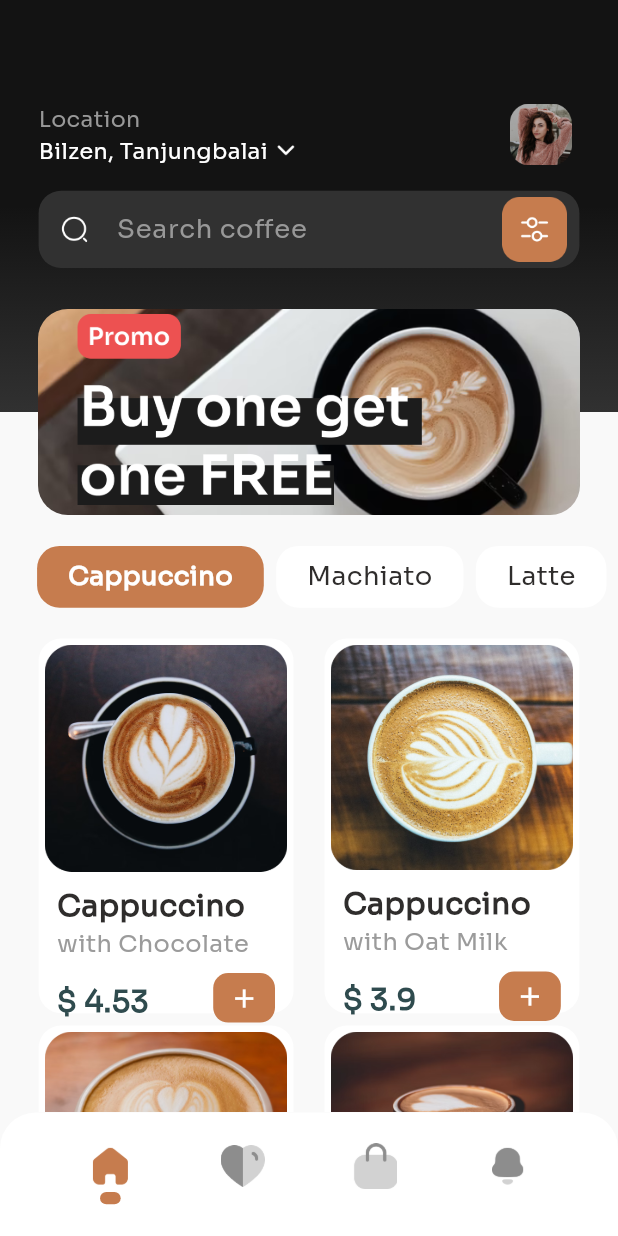
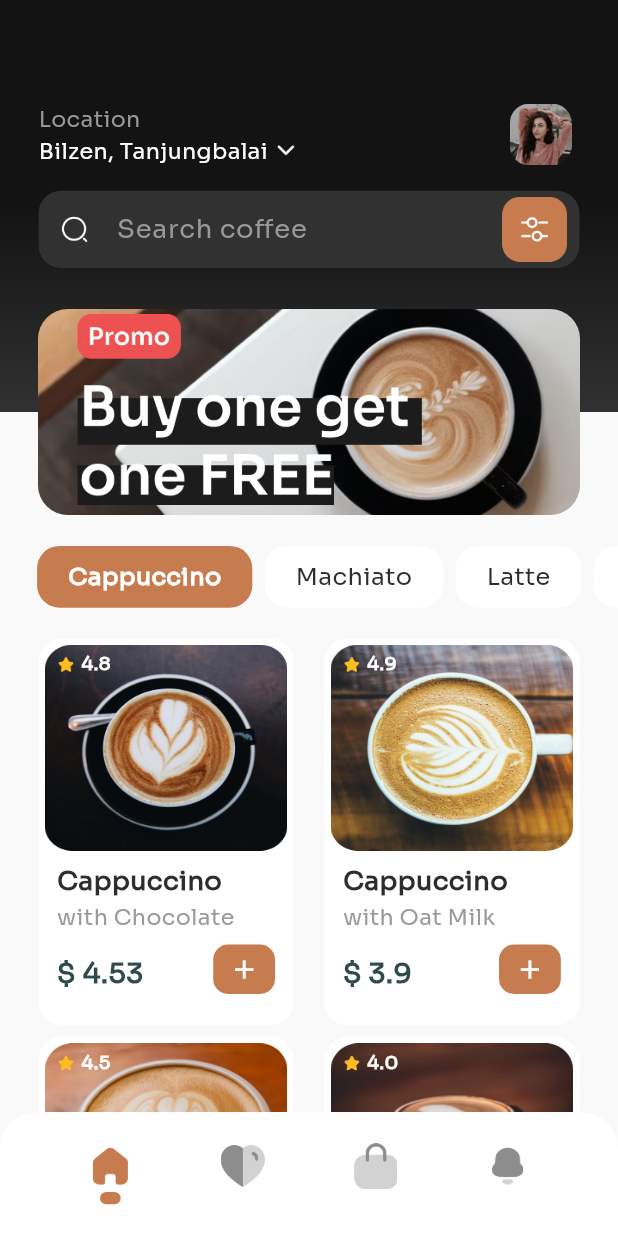
Before and after one commit to MrSaim777/coffee_shop, a Flutter app: the screen it shows after launch, on a phone screen of 412 x 824 dp. Run offline on Flutter 3.47's test engine with Material 3 defaults, Android fonts, the phone set to English and light mode, and no system bars; our stand-ins replace flutter_svg, get, readmore.

```diff
--- a/lib/common/constants/colors.dart
+++ b/lib/common/constants/colors.dart
@@ -13,4 +13,10 @@ class AppColors {
   static const Color buttonColor = Color.fromRGBO(198, 124, 78, 1);
   static const Color searchHintColor = Color.fromRGBO(152, 152, 152, 1);
   static const Color bottomBarColor = Color.fromRGBO(228, 228, 228, 0.25);
+  static const Color allRatingColor = Color.fromRGBO(128, 128, 128, 1);
+  static const Color dividerColor = Color.fromRGBO(234, 234, 234, 1);
+  static const Color priceContainerBorderColor =
+      Color.fromRGBO(222, 222, 222, 1);
+  static const Color priceContainerSelectedColor =
+      Color.fromRGBO(255, 245, 238, 1);
 }
--- a/lib/common/constants/icons.dart
+++ b/lib/common/constants/icons.dart
@@ -6,10 +6,10 @@ class AssetIcons {
   static const String home = "assets/icons/Home.png";
   static const String notification = "assets/icons/Notification.png";
   static const String search = "assets/icons/search.png";
-  // static const String = "assets/icons/.png";
-  // static const String = "assets/icons/.png";
-  // static const String = "assets/icons/.png";
-  // static const String = "assets/icons/.png";
+  static const String arrowLeft = "assets/icons/arrow_left.png";
+  static const String star = "assets/icons/star.png";
+  static const String mask = "assets/icons/mask.png";
+  static const String bean = "assets/icons/bean.png";
   // static const String = "assets/icons/.png";
   // static const String = "assets/icons/.png";
   // static const String = "assets/icons/.png";
@@ -35,3 +35,7 @@ class AssetIcons {
   // static const String = "assets/icons/.png";
   // static const String = "assets/icons/.png";
 }
+
+class AssetSvg {
+  static const String heart = "assets/svgs/Heart.svg";
+}
--- a/lib/config/routes/routes.dart
+++ b/lib/config/routes/routes.dart
@@ -1,6 +1,6 @@
 class AppRoutes {
   static const String defaultRoute = '/';
-  static const String homeScreen = 'home';
-  static const String detailScreen = 'detail';
-  static const String orderScreen = 'order';
+  static const String home = 'home';
+  static const String detail = 'detail';
+  static const String order = 'order';
 }
--- a/lib/config/routes/routes_generator.dart
+++ b/lib/config/routes/routes_generator.dart
@@ -1,20 +1,41 @@
 import 'package:coffee_shop/common/utils/app_text_style.dart';
 import 'package:coffee_shop/config/routes/routes.dart';
+import 'package:coffee_shop/data/models/coffee.dart';
 import 'package:coffee_shop/features/bottom_navigation/widgets/bottom_nav.dart';
+import 'package:coffee_shop/features/coffee_detail/screen/detail_screen.dart';
 import 'package:coffee_shop/features/coffee_home/screen/home_screen.dart';
 import 'package:flutter/cupertino.dart';
 import 'package:flutter/material.dart';
 
 class RouteGenerator {
-  static Route<dynamic>? generateRoute(RouteSettings settings) {
+  static Route<dynamic> onGenerateRoute(RouteSettings settings) {
     switch (settings.name) {
       case AppRoutes.defaultRoute:
         return CupertinoPageRoute(builder: (context) => const AppBottomNav());
-      case AppRoutes.homeScreen:
+      case AppRoutes.home:
         return CupertinoPageRoute(
           builder: (context) => const HomeScreen(),
         );
-
+      case AppRoutes.detail:
+        final Coffee coffee = settings.arguments as Coffee;
+        return CupertinoPageRoute(
+          builder: (context) => CoffeeDetailScreen(coffee: coffee),
+        );
+      // case verification:
+      //   final Map args = settings.arguments as Map;
+      //   return MaterialPageRoute(
+      //     builder: (context) => VerificationPage(
+      //       smsCodeId: args['smsCodeId'],
+      //       phoneNumber: args['phoneNumber'],
+      //     ),
+      //   );
+      // case userInfo:
+      //   final String? profileImageUrl = settings.arguments as String?;
+      //   return MaterialPageRoute(
+      //     builder: (context) => UserInfoPage(
+      //       profileImageUrl: profileImageUrl,
+      //     ),
+      //   );
       default:
         return _errorRoute();
     }
--- a/lib/data/coffees_list.dart
+++ b/lib/data/coffees_list.dart
@@ -47,7 +47,7 @@ List<Coffee> listOfCoffees = [
       type: CoffeeType.Cappuccino,
       flavor: CoffeeFlavor.Chocolate,
       size: CoffeeSize.Medium,
-      price: 4.53,
+      price: 3.87,
       rating: 4.0,
       allRatings: 123),
 ];
--- a/lib/features/coffee_home/screen/home_screen.dart
+++ b/lib/features/coffee_home/screen/home_screen.dart
@@ -2,6 +2,7 @@ import 'package:coffee_shop/common/constants/colors.dart';
 import 'package:coffee_shop/common/constants/icons.dart';
 import 'package:coffee_shop/common/constants/images.dart';
 import 'package:coffee_shop/common/utils/app_text_style.dart';
+import 'package:coffee_shop/config/routes/routes.dart';
 import 'package:coffee_shop/data/coffees_list.dart';
 import 'package:coffee_shop/features/coffee_home/controller/home_controller.dart';
 import 'package:flutter/material.dart';
@@ -20,7 +21,8 @@ class HomeScreen extends StatelessWidget {
             buildHomeStack(context),
             SizedBox(height: context.height / 12),
             buildCoffeeTypeList(context, controller),
-            buildGridView(context, controller)
+            buildGridView(context, controller),
+            SizedBox(height: context.height / 50),
           ],
         ),
       ),
@@ -36,11 +38,14 @@ class HomeScreen extends StatelessWidget {
       gridDelegate: SliverGridDelegateWithFixedCrossAxisCount(
           crossAxisCount: 2,
           crossAxisSpacing: context.width / 20,
-          mainAxisExtent: context.height / 3.3,
+          mainAxisExtent: context.height / 3.2,
           mainAxisSpacing: context.width / 50),
       itemBuilder: (context, index) {
         var list = listOfCoffees[index];
-        return Container(
+        return InkWell(
+          onTap: () =>
+              Navigator.pushNamed(context, AppRoutes.detail, arguments: list),
+          child: Container(
             padding: EdgeInsets.all(context.width / 100),
             decoration: BoxDecoration(
                 color: AppColors.whiteColor,
@@ -48,7 +53,38 @@ class HomeScreen extends StatelessWidget {
             child: Column(
               crossAxisAlignment: CrossAxisAlignment.start,
               children: [
-              Image.asset(list.image),
+                Stack(
+                  children: [
+                    SizedBox(
+                        height: context.height / 6,
+                        width: double.infinity,
+                        child: Hero(
+                          tag: 'image',
+                          child: Image.asset(
+                            list.image,
+                            fit: BoxFit.fill,
+                          ),
+                        )),
+                    Positioned(
+                      left: context.width / 50,
+                      top: context.height / 200,
+                      child: Row(
+                        children: [
+                          Image.asset(AssetIcons.star,
+                              width: context.width / 35),
+                          SizedBox(width: context.width / 100),
+                          Text(
+                            list.rating.toString(),
+                            style: appTextStyle(
+                                fontSize: 0.02,
+                                fontWeight: FontWeight.bold,
+                                textColor: AppColors.whiteColor),
+                          ),
+                        ],
+                      ),
+                    ),
+                  ],
+                ),
                 Padding(
                   padding: EdgeInsets.symmetric(
                       horizontal: context.width / 50,
@@ -59,14 +95,13 @@ class HomeScreen extends StatelessWidget {
                       Text(
                         list.name,
                         style: appTextStyle(
-                          fontSize: 0.032,
+                            fontSize: 0.028,
                             fontWeight: FontWeight.bold,
                             textColor: AppColors.blackColor),
                       ),
                       Text(
                         'with ${controller.flavor(list.flavor)}',
                         style: appTextStyle(
-                          fontSize: 0.026,
                             textColor: AppColors.coffeeFlavorColor),
                       ),
                       SizedBox(height: context.height / 100),
@@ -77,7 +112,7 @@ class HomeScreen extends StatelessWidget {
                           Text(
                             '\$ ${list.price}',
                             style: appTextStyle(
-                              fontSize: 0.032,
+                                fontSize: 0.03,
                                 fontWeight: FontWeight.bold,
                                 textColor: AppColors.coffeePriceColor),
                           ),
@@ -100,6 +135,7 @@ class HomeScreen extends StatelessWidget {
                   ),
                 ),
               ],
+            ),
           ),
         );
       },
@@ -136,7 +172,7 @@ class HomeScreen extends StatelessWidget {
                     child: Text(
                       list,
                       style: appTextStyle(
-                          fontSize: 0.028,
+                          fontSize: 0.026,
                           textColor: controller.selectedListType.value != index
                               ? AppColors.blackColor
                               : AppColors.whiteColor,
--- a/lib/main.dart
+++ b/lib/main.dart
@@ -1,7 +1,6 @@
 import 'package:coffee_shop/common/constants/colors.dart';
 import 'package:coffee_shop/config/routes/routes.dart';
 import 'package:coffee_shop/config/routes/routes_generator.dart';
-import 'package:coffee_shop/features/bottom_navigation/widgets/bottom_nav.dart';
 import 'package:flutter/material.dart';
 import 'package:get/route_manager.dart';
 
@@ -18,14 +17,15 @@ class MyApp extends StatelessWidget {
       debugShowCheckedModeBanner: false,
       title: 'Coffee Shop',
       initialRoute: AppRoutes.defaultRoute,
-      onGenerateRoute: RouteGenerator.generateRoute,
+      onGenerateRoute: RouteGenerator.onGenerateRoute,
       theme: ThemeData(
+        appBarTheme:
+            const AppBarTheme(backgroundColor: AppColors.scaffoldColor),
         scaffoldBackgroundColor: AppColors.scaffoldColor,
         fontFamily: "Sora",
         colorScheme: ColorScheme.fromSeed(seedColor: AppColors.primaryColor),
         useMaterial3: true,
       ),
-      home: const AppBottomNav(),
     );
   }
 }
--- a/pubspec.yaml
+++ b/pubspec.yaml
@@ -12,6 +12,8 @@ dependencies:
     sdk: flutter
   cupertino_icons: ^1.0.2
   get: ^4.6.5
+  flutter_svg: ^2.0.9
+  readmore: ^2.2.0
 
 dev_dependencies:
   flutter_test:
@@ -25,6 +27,7 @@ flutter:
   assets:
     - assets/images/
     - assets/icons/
+    - assets/svgs/
 
   fonts:
     - family: Sora
```
Also changed, not shown: lib/features/coffee_detail/controller/detail_controller.dart (added, +10 -0 lines), lib/features/coffee_detail/screen/detail_screen.dart (added, +313 -0 lines), assets/icons/arrow_left.png (added), assets/icons/bean.png (added), assets/icons/mask.png (added), assets/icons/star.png (added), assets/svgs/Heart.svg (added), pubspec.lock. Lines whose indentation alone changed are shown as unchanged.
